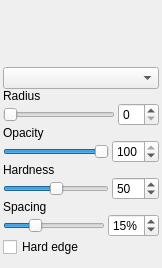
Qt form src/client/ui/simplesettings.ui (drawpile/Drawpile) before a commit.
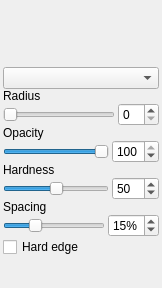
The same form after that commit. Custom widgets are drawn as their Qt base class.

The edit to the form file:
```diff
--- a/src/client/ui/simplesettings.ui
+++ b/src/client/ui/simplesettings.ui
@@ -6,17 +6,26 @@
     <x>0</x>
     <y>0</y>
     <width>162</width>
-    <height>268</height>
+    <height>288</height>
    </rect>
   </property>
   <property name="windowTitle" >
    <string>Form</string>
   </property>
-  <layout class="QVBoxLayout" name="verticalLayout" >
+  <layout class="QVBoxLayout" >
    <property name="spacing" >
     <number>0</number>
    </property>
-   <property name="margin" >
+   <property name="leftMargin" >
+    <number>3</number>
+   </property>
+   <property name="topMargin" >
+    <number>3</number>
+   </property>
+   <property name="rightMargin" >
+    <number>3</number>
+   </property>
+   <property name="bottomMargin" >
     <number>3</number>
    </property>
    <item>
@@ -188,7 +197,16 @@
      <property name="spacing" >
       <number>3</number>
      </property>
-     <property name="margin" >
+     <property name="leftMargin" >
+      <number>0</number>
+     </property>
+     <property name="topMargin" >
+      <number>0</number>
+     </property>
+     <property name="rightMargin" >
+      <number>0</number>
+     </property>
+     <property name="bottomMargin" >
       <number>0</number>
      </property>
      <item>
```
Left out of the diff: 119 changed lines with no effect on the pictures.
